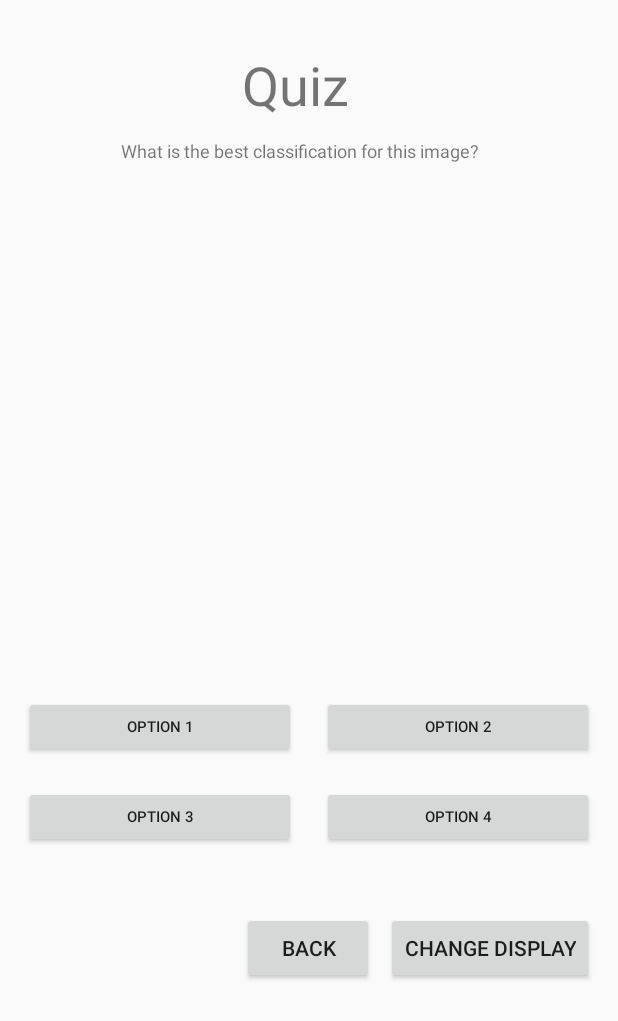
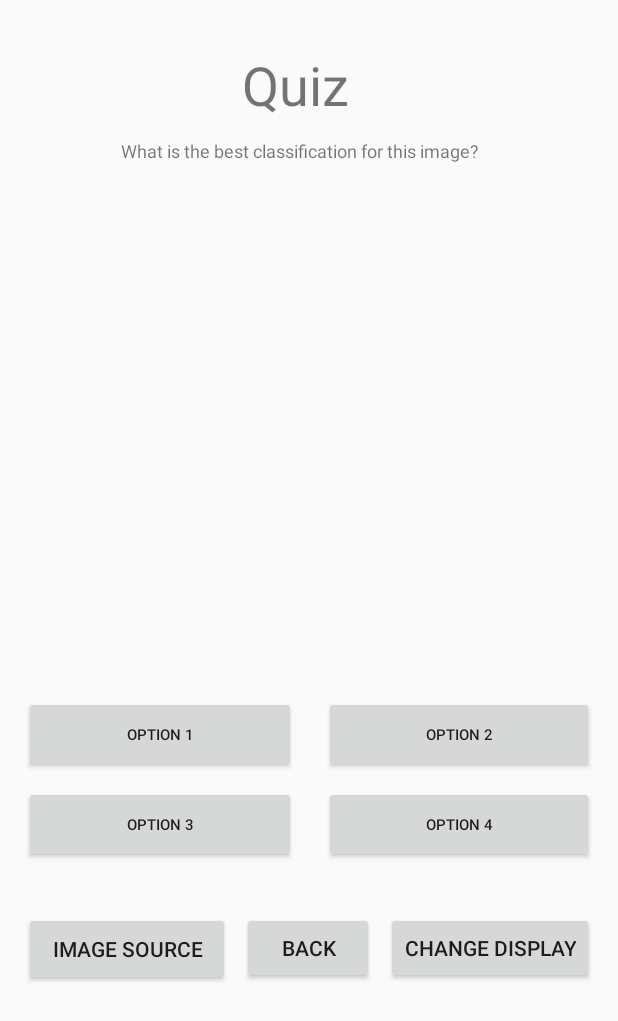
Before and after one commit to SChoiGitHub/AndroidOpenImagesDatasetClassificationGame, an Android app: the QuizFragment screen opened through its navigation route, on a phone screen of 412 x 824 dp. Shown: the top 1021 px of the screen. Run offline under Robolectric (Android 15) with nearby library versions, the phone set to English and light mode, and no system bars; our stand-ins replace Picasso; 17 statements that could not run were skipped.

Commit message:
Revised sample csv and allowed people to see the image source

```diff
--- a/app/src/main/java/com/example/classifythis/QuizFragment.kt
+++ b/app/src/main/java/com/example/classifythis/QuizFragment.kt
@@ -1,5 +1,7 @@
 package com.example.classifythis
 
+import android.content.Intent
+import android.net.Uri
 import androidx.lifecycle.ViewModelProviders
 import android.os.Bundle
 import androidx.fragment.app.Fragment
@@ -98,6 +100,11 @@ class QuizFragment : Fragment() {
             viewModel.changeDisplay(imageView)
         }
 
+        view.findViewById<Button>(R.id.quizButtonImageSource).setOnClickListener {
+            var intent = Intent(Intent.ACTION_VIEW, Uri.parse(viewModel.getCurrentLandingUrl()))
+            startActivity(Intent.createChooser(intent,"Choose Browser:"))
+        }
+
     }
 
 }
--- a/app/src/main/res/layout/fragment_quiz.xml
+++ b/app/src/main/res/layout/fragment_quiz.xml
@@ -6,6 +6,17 @@
     android:layout_width="match_parent"
     android:layout_height="match_parent"
     tools:context=".QuizFragment">
+
+    <Button
+        android:id="@+id/quizButtonImageSource"
+        android:layout_width="137dp"
+        android:layout_height="49dp"
+        android:layout_marginTop="608dp"
+        android:text="Image Source"
+        app:layout_constraintEnd_toEndOf="parent"
+        app:layout_constraintHorizontal_bias="0.058"
+        app:layout_constraintStart_toStartOf="parent"
+        app:layout_constraintTop_toTopOf="parent" />
 
     <TextView
         android:id="@+id/quizTitle"
@@ -67,7 +78,7 @@
     <Button
         android:id="@+id/quizButtonOption1"
         android:layout_width="181dp"
-        android:layout_height="41dp"
+        android:layout_height="51dp"
         android:layout_marginStart="16dp"
         android:layout_marginLeft="16dp"
         android:layout_marginTop="464dp"
@@ -78,8 +89,8 @@
 
     <Button
         android:id="@+id/quizButtonOption3"
-        android:layout_width="181dp"
-        android:layout_height="41dp"
+        android:layout_width="180dp"
+        android:layout_height="51dp"
         android:layout_marginTop="524dp"
         android:layout_marginEnd="16dp"
         android:layout_marginRight="16dp"
@@ -90,8 +101,8 @@
 
     <Button
         android:id="@+id/quizButtonOption2"
-        android:layout_width="181dp"
-        android:layout_height="41dp"
+        android:layout_width="180dp"
+        android:layout_height="51dp"
         android:layout_marginTop="464dp"
         android:layout_marginEnd="16dp"
         android:layout_marginRight="16dp"
@@ -103,7 +114,7 @@
     <Button
         android:id="@+id/quizButtonOption4"
         android:layout_width="181dp"
-        android:layout_height="41dp"
+        android:layout_height="51dp"
         android:layout_marginStart="16dp"
         android:layout_marginLeft="16dp"
         android:layout_marginTop="524dp"
```
Also changed, not shown: app/src/main/java/com/example/classifythis/QuizViewModel.kt (+10 -5 lines), 2 other files.
